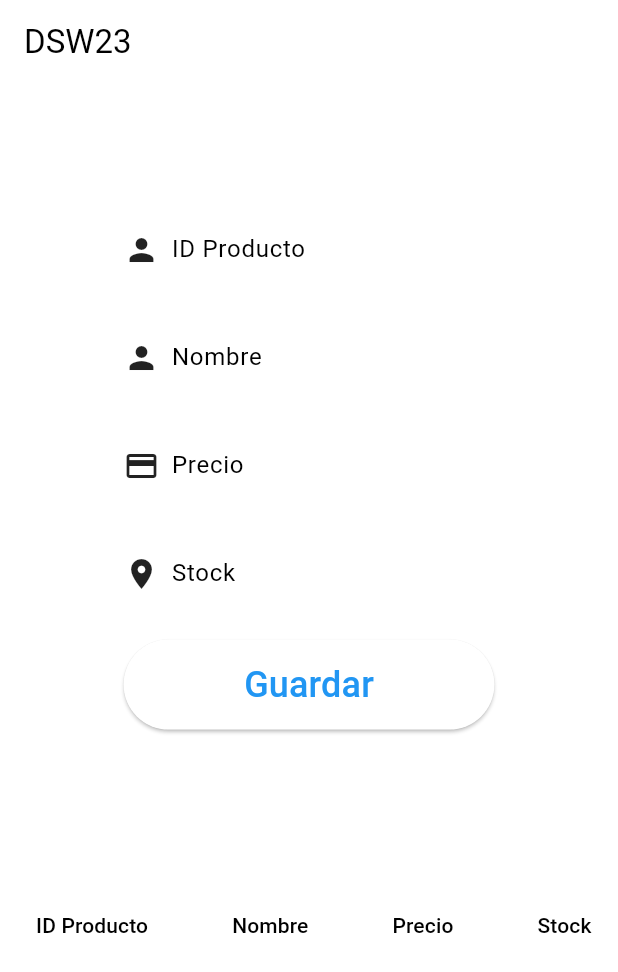
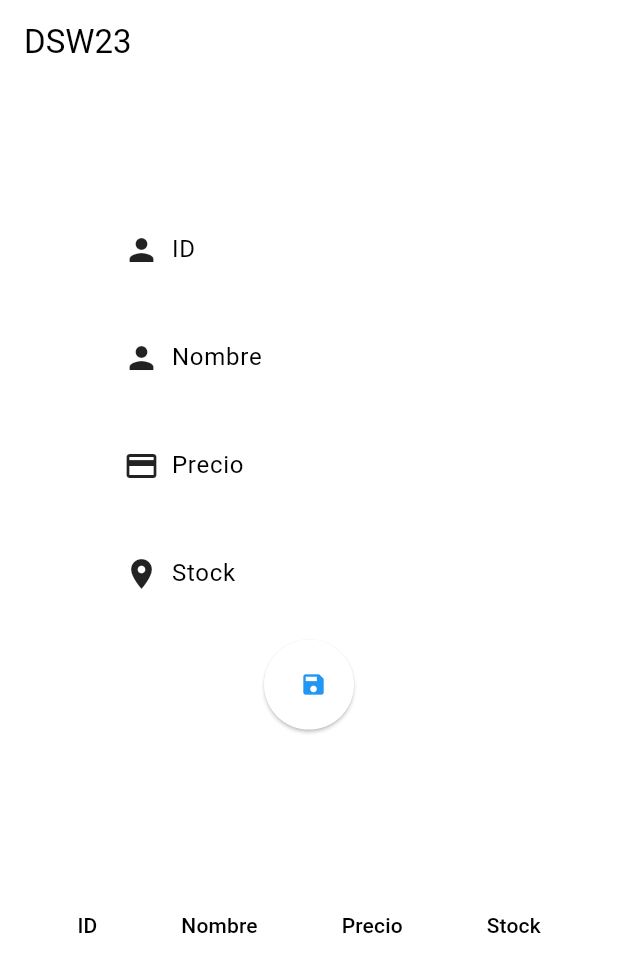
Before and after one commit to elsymerino/eval2_sis23, a Flutter app: the screen it shows after launch, on a phone screen of 412 x 824 dp. Shown: the top 972 px of the screen. Run offline on Flutter 3.47's test engine with Material 2 defaults, Android fonts, the light colour scheme and no system bars; our stand-ins replace cloud_firestore, firebase_core; accounts and stored records are empty.

Commit message:
Cambio de boton guardar

```diff
--- a/lib/main.dart
+++ b/lib/main.dart
@@ -27,21 +27,21 @@ class MyApp extends StatelessWidget {
 }
 
 class MyForm extends StatelessWidget {
-  final TextEditingController idProductoController = TextEditingController();
+  final TextEditingController idController = TextEditingController();
   final TextEditingController nombreController = TextEditingController();
   final TextEditingController precioController = TextEditingController();
   final TextEditingController stockController = TextEditingController();
 
   void _guardarDatos() {
     FirebaseFirestore.instance.collection('tb-productos').add({
-      'idProducto': idProductoController.text,
+      'idProducto': idController.text,
       'nombre': nombreController.text,
       'precio': precioController.text,
       'stock': stockController.text,
     });
 
     // Resetear los controladores después de guardar
-    idProductoController.clear();
+    idController.clear();
     nombreController.clear();
     precioController.clear();
     stockController.clear();
@@ -60,8 +60,8 @@ class MyForm extends StatelessWidget {
                 SizedBox(width: 8),
                 Expanded(
                   child: TextFormField(
-                    controller: idProductoController,
-                    decoration: InputDecoration(labelText: 'ID Producto'),
+                    controller: idController,
+                    decoration: InputDecoration(labelText: 'ID'),
                   ),
                 ),
               ],
@@ -107,13 +107,11 @@ class MyForm extends StatelessWidget {
             ),
             SizedBox(height: 16),
             Container(
-              constraints: BoxConstraints.expand(height: 60),
+              width: 60, // Ancho del botón
+              height: 60, // Alto del botón
               child: ElevatedButton(
                 onPressed: _guardarDatos,
-                child: Text(
-                  'Guardar',
-                  style: TextStyle(fontSize: 24),
-                ),
+                child: Icon(Icons.save),
               ),
             ),
           ],
@@ -173,7 +171,7 @@ class ListaRegistros extends StatelessWidget {
             scrollDirection: Axis.horizontal,
             child: DataTable(
               columns: [
-                DataColumn(label: Text('ID Producto')),
+                DataColumn(label: Text('ID')),
                 DataColumn(label: Text('Nombre')),
                 DataColumn(label: Text('Precio')),
                 DataColumn(label: Text('Stock')),
```
